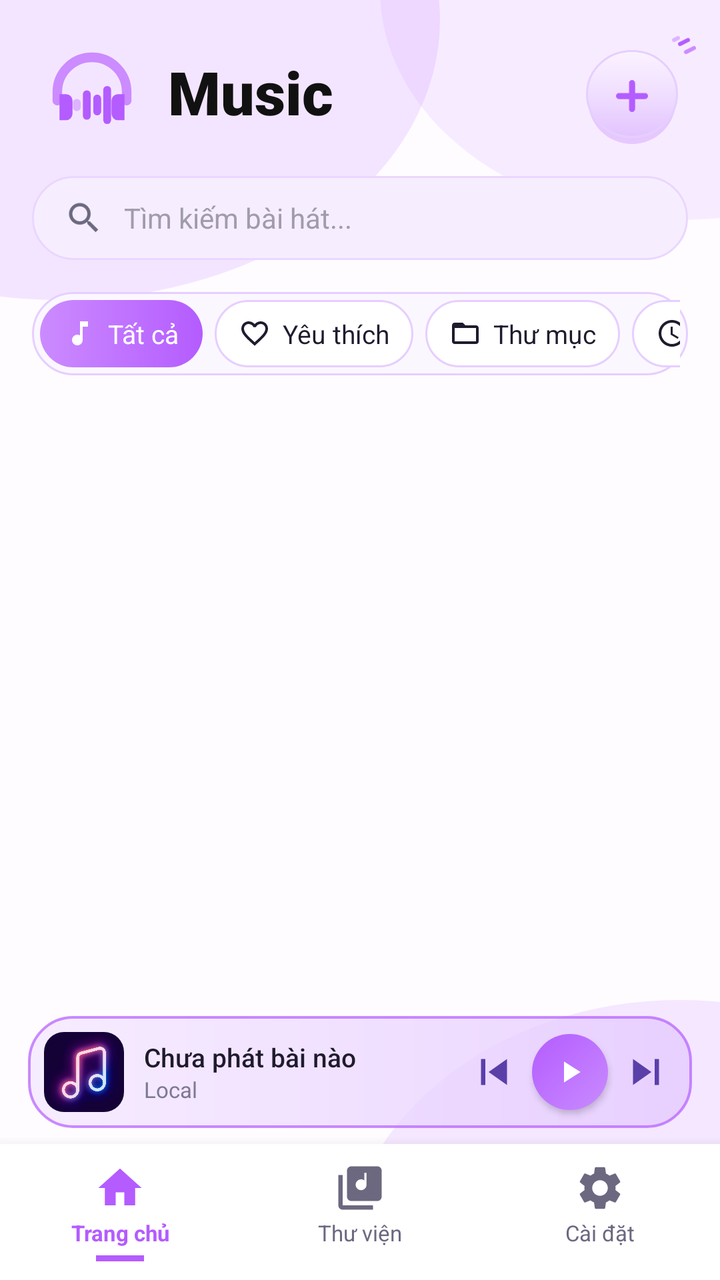
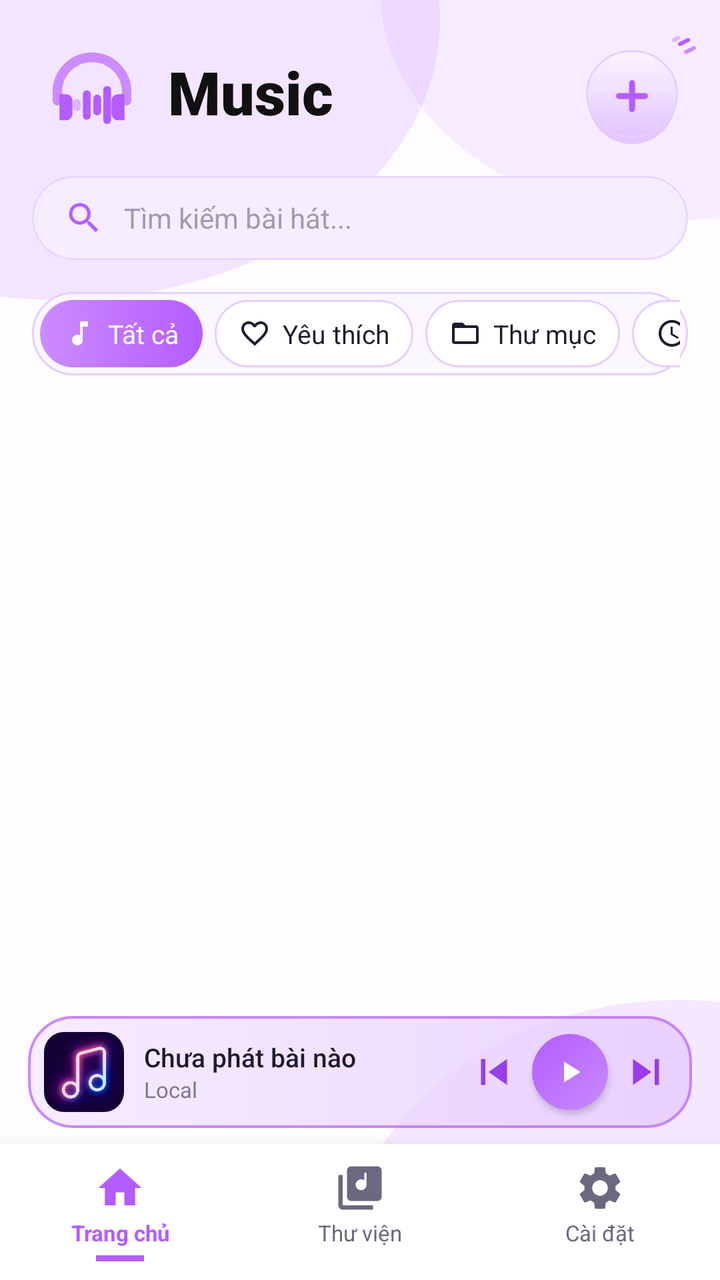

Two renders of the same Android screen: before a commit and after it. Below are the layout's source before the change and the commit's diff.
<!-- AndroidManifest.xml: application theme Theme.LocalMusic -->
<!-- res/layout/activity_main.xml -->
<?xml version="1.0" encoding="utf-8"?>
<androidx.constraintlayout.widget.ConstraintLayout xmlns:android="http://schemas.android.com/apk/res/android"
    xmlns:app="http://schemas.android.com/apk/res-auto"
    android:layout_width="match_parent"
    android:layout_height="match_parent"
    android:background="@drawable/bg_gradient_header">

    
    <LinearLayout
        android:id="@+id/headerLayout"
        android:layout_width="match_parent"
        android:layout_height="wrap_content"
        android:clipChildren="false"
        android:clipToPadding="false"
        android:gravity="center_vertical"
        android:orientation="horizontal"
        android:paddingHorizontal="20dp"
        android:paddingTop="20dp"
        android:paddingBottom="12dp"
        app:layout_constraintTop_toTopOf="parent">

        <ImageView
            android:layout_width="52dp"
            android:layout_height="52dp"
            android:src="@drawable/ic_logo_vector" />

        <TextView
            android:layout_width="0dp"
            android:layout_height="wrap_content"
            android:layout_marginStart="12dp"
            android:layout_weight="1"
            android:fontFamily="sans-serif-black"
            android:text="Music"
            android:textColor="#111111"
            android:textSize="30sp" />

        <androidx.constraintlayout.widget.ConstraintLayout
            android:layout_width="52dp"
            android:layout_height="52dp"
            android:clipChildren="false"
            android:clipToPadding="false">

            <ImageButton
                android:id="@+id/btnAdd"
                android:layout_width="48dp"
                android:layout_height="48dp"
                android:background="@drawable/bg_btn_add"
                android:src="@drawable/ic_add_purple"
                app:tint="@null"
                app:layout_constraintBottom_toBottomOf="parent"
                app:layout_constraintEnd_toEndOf="parent" />

            <ImageView
                android:layout_width="24dp"
                android:layout_height="24dp"
                android:src="@drawable/ic_sparkles"
                android:translationX="8dp"
                android:translationY="-6dp"
                app:layout_constraintEnd_toEndOf="@id/btnAdd"
                app:layout_constraintTop_toTopOf="@id/btnAdd" />
        </androidx.constraintlayout.widget.ConstraintLayout>
    </LinearLayout>

    
    <LinearLayout
        android:id="@+id/searchBar"
        android:layout_width="match_parent"
        android:layout_height="42dp"
        android:layout_marginHorizontal="16dp"
        android:layout_marginTop="4dp"
        android:background="@drawable/bg_search"
        android:gravity="center_vertical"
        android:orientation="horizontal"
        android:paddingHorizontal="16dp"
        app:layout_constraintTop_toBottomOf="@id/headerLayout">

        <ImageView
            android:layout_width="20dp"
            android:layout_height="20dp"
            android:src="@drawable/ic_search"
            app:tint="#6B6880" />

        <EditText
            android:id="@+id/etSearch"
            android:layout_width="match_parent"
            android:layout_height="match_parent"
            android:layout_marginStart="10dp"
            android:background="@null"
            android:hint="Tìm kiếm bài hát..."
            android:imeOptions="actionSearch"
            android:inputType="text"
            android:maxLines="1"
            android:textColor="@color/text_black"
            android:textColorHint="#A09CAB"
            android:textSize="14sp" />
    </LinearLayout>

    
    <HorizontalScrollView
        android:id="@+id/categoriesLayout"
        android:layout_width="match_parent"
        android:layout_height="wrap_content"
        android:layout_marginHorizontal="16dp"
        android:layout_marginTop="16dp"
        android:background="@drawable/bg_category_bar"
        android:fillViewport="true"
        android:padding="4dp"
        android:scrollbars="none"
        app:layout_constraintTop_toBottomOf="@id/searchBar">

        <LinearLayout
            android:layout_width="match_parent"
            android:layout_height="wrap_content"
            android:gravity="center_vertical"
            android:orientation="horizontal">

            <TextView
                android:id="@+id/chipAll"
                android:layout_width="wrap_content"
                android:layout_height="wrap_content"
                android:background="@drawable/bg_category_active"
                android:drawableStart="@drawable/ic_chip_music"
                android:drawablePadding="6dp"
                android:gravity="center_vertical"
                android:paddingHorizontal="12dp"
                android:paddingVertical="8dp"
                android:text="Tất cả"
                android:textColor="@color/white"
                android:textSize="13sp"
                app:drawableTint="@color/white" />

            <TextView
                android:id="@+id/chipFav"
                android:layout_width="wrap_content"
                android:layout_height="wrap_content"
                android:layout_marginStart="6dp"
                android:background="@drawable/bg_category_inactive"
                android:drawableStart="@drawable/ic_chip_heart"
                android:drawablePadding="6dp"
                android:gravity="center_vertical"
                android:paddingHorizontal="12dp"
                android:paddingVertical="8dp"
                android:text="Yêu thích"
                android:textColor="@color/text_black"
                android:textSize="13sp"
                app:drawableTint="@color/text_black" />

            <TextView
                android:id="@+id/chipFolder"
                android:layout_width="wrap_content"
                android:layout_height="wrap_content"
                android:layout_marginStart="6dp"
                android:background="@drawable/bg_category_inactive"
                android:drawableStart="@drawable/ic_chip_folder"
                android:drawablePadding="6dp"
                android:gravity="center_vertical"
                android:paddingHorizontal="12dp"
                android:paddingVertical="8dp"
                android:text="Thư mục"
                android:textColor="@color/text_black"
                android:textSize="13sp"
                app:drawableTint="@color/text_black" />

            <TextView
                android:id="@+id/chipRecent"
                android:layout_width="wrap_content"
                android:layout_height="wrap_content"
                android:layout_marginStart="6dp"
                android:background="@drawable/bg_category_inactive"
                android:drawableStart="@drawable/ic_chip_clock"
                android:drawablePadding="6dp"
                android:gravity="center_vertical"
                android:paddingHorizontal="12dp"
                android:paddingVertical="8dp"
                android:text="Gần đây"
                android:textColor="@color/text_black"
                android:textSize="13sp"
                app:drawableTint="@color/text_black" />
        </LinearLayout>
    </HorizontalScrollView>

    
    <androidx.recyclerview.widget.RecyclerView
        android:id="@+id/recyclerView"
        android:layout_width="match_parent"
        android:layout_height="0dp"
        android:layout_marginTop="8dp"
        android:clipToPadding="false"
        android:paddingBottom="8dp"
        app:layout_constraintBottom_toTopOf="@+id/miniPlayer"
        app:layout_constraintTop_toBottomOf="@id/categoriesLayout" />

    
    <LinearLayout
        android:id="@+id/miniPlayer"
        android:layout_width="match_parent"
        android:layout_height="56dp"
        android:layout_marginHorizontal="14dp"
        android:layout_marginBottom="8dp"
        android:background="@drawable/bg_mini_player"
        android:gravity="center_vertical"
        android:orientation="horizontal"
        android:paddingStart="8dp"
        android:paddingEnd="10dp"
        app:layout_constraintBottom_toTopOf="@+id/bottomNav">

        <androidx.cardview.widget.CardView
            android:layout_width="40dp"
            android:layout_height="40dp"
            app:cardBackgroundColor="@color/bg_light"
            app:cardCornerRadius="10dp"
            app:cardElevation="0dp">

            <ImageView
                android:id="@+id/ivMiniCover"
                android:layout_width="match_parent"
                android:layout_height="match_parent"
                android:scaleType="centerCrop"
                android:src="@drawable/bg_cover_default" />
        </androidx.cardview.widget.CardView>

        <LinearLayout
            android:layout_width="0dp"
            android:layout_height="wrap_content"
            android:layout_marginStart="10dp"
            android:layout_weight="1"
            android:orientation="vertical">

            <TextView
                android:id="@+id/tvNowPlaying"
                android:layout_width="match_parent"
                android:layout_height="wrap_content"
                android:ellipsize="end"
                android:fontFamily="sans-serif-medium"
                android:maxLines="1"
                android:text="Chưa phát bài nào"
                android:textColor="@color/text_black"
                android:textSize="13sp" />

            <TextView
                android:id="@+id/tvMiniArtist"
                android:layout_width="match_parent"
                android:layout_height="wrap_content"
                android:ellipsize="end"
                android:fontFamily="sans-serif"
                android:maxLines="1"
                android:text="Local"
                android:textColor="#7C7894"
                android:textSize="11sp" />
        </LinearLayout>

        <ImageView
            android:id="@+id/btnPrev"
            android:layout_width="26dp"
            android:layout_height="26dp"
            android:background="?attr/selectableItemBackgroundBorderless"
            android:src="@drawable/ic_prev"
            app:tint="#5B3FA8" />

        <ImageView
            android:id="@+id/btnPlayPause"
            android:layout_width="38dp"
            android:layout_height="38dp"
            android:layout_marginHorizontal="6dp"
            android:background="@drawable/bg_button_purple"
            android:elevation="2dp"
            android:padding="10dp"
            android:src="@drawable/ic_play"
            app:tint="@color/white" />

        <ImageView
            android:id="@+id/btnNext"
            android:layout_width="26dp"
            android:layout_height="26dp"
            android:background="?attr/selectableItemBackgroundBorderless"
            android:src="@drawable/ic_next"
            app:tint="#5B3FA8" />
    </LinearLayout>

    
    <LinearLayout
        android:id="@+id/bottomNav"
        android:layout_width="match_parent"
        android:layout_height="68dp"
        android:background="@color/white"
        android:elevation="10dp"
        android:gravity="center"
        android:orientation="horizontal"
        app:layout_constraintBottom_toBottomOf="parent">

        <LinearLayout
            android:layout_width="0dp"
            android:layout_height="wrap_content"
            android:layout_weight="1"
            android:gravity="center_horizontal"
            android:orientation="vertical">

            <TextView
                android:layout_width="wrap_content"
                android:layout_height="wrap_content"
                android:drawableTop="@drawable/ic_nav_home"
                android:drawablePadding="2dp"
                android:gravity="center"
                android:text="Trang chủ"
                android:textColor="@color/purple_primary"
                android:textSize="11sp"
                android:textStyle="bold"
                app:drawableTint="@color/purple_primary" />

            <View
                android:layout_width="24dp"
                android:layout_height="3dp"
                android:layout_marginTop="4dp"
                android:background="@color/purple_primary" />
        </LinearLayout>

        <LinearLayout
            android:layout_width="0dp"
            android:layout_height="wrap_content"
            android:layout_weight="1"
            android:gravity="center_horizontal"
            android:orientation="vertical">

            <TextView
                android:layout_width="wrap_content"
                android:layout_height="wrap_content"
                android:drawableTop="@drawable/ic_nav_library"
                android:drawablePadding="2dp"
                android:gravity="center"
                android:text="Thư viện"
                android:textColor="#6B6880"
                android:textSize="11sp"
                app:drawableTint="#6B6880" />

            <View
                android:layout_width="24dp"
                android:layout_height="3dp"
                android:layout_marginTop="4dp"
                android:visibility="invisible" />
        </LinearLayout>

        <LinearLayout
            android:layout_width="0dp"
            android:layout_height="wrap_content"
            android:layout_weight="1"
            android:gravity="center_horizontal"
            android:orientation="vertical">

            <TextView
                android:layout_width="wrap_content"
                android:layout_height="wrap_content"
                android:drawableTop="@drawable/ic_nav_settings"
                android:drawablePadding="2dp"
                android:gravity="center"
                android:text="Cài đặt"
                android:textColor="#6B6880"
                android:textSize="11sp"
                app:drawableTint="#6B6880" />

            <View
                android:layout_width="24dp"
                android:layout_height="3dp"
                android:layout_marginTop="4dp"
                android:visibility="invisible" />
        </LinearLayout>
    </LinearLayout>

</androidx.constraintlayout.widget.ConstraintLayout>
<!-- resources referenced by this layout -->
<resources>
  <color name="bg_light">#FDFAFF</color>
  <color name="purple_primary">#B45CFF</color>
  <color name="text_black">#1F1B2E</color>
  <color name="white">#FFFFFF</color>
  <!-- drawable bg_button_purple (drawable) -->
  <shape xmlns:android="http://schemas.android.com/apk/res/android"
      android:shape="oval">
      <gradient android:angle="135"
          android:startColor="#C98BFF"
          android:endColor="#B45CFF" />
  </shape>
  <!-- drawable bg_category_active (drawable) -->
  <shape xmlns:android="http://schemas.android.com/apk/res/android">
      <gradient android:angle="0" android:startColor="#CC8BFF" android:endColor="#B45CFF" />
      <corners android:radius="20dp" />
  </shape>
  <!-- drawable bg_category_bar (drawable) -->
  <shape xmlns:android="http://schemas.android.com/apk/res/android">
      <solid android:color="#FBF7FF" />
      <corners android:radius="26dp" />
      <stroke android:width="1dp" android:color="#E6CFFF" />
  </shape>
  <!-- drawable bg_category_inactive (drawable) -->
  <shape xmlns:android="http://schemas.android.com/apk/res/android">
      <solid android:color="#FFFFFF" />
      <corners android:radius="20dp" />
      <stroke android:width="1dp" android:color="#E6CFFF" />
  </shape>
  <!-- drawable bg_mini_player (drawable) -->
  <?xml version="1.0" encoding="utf-8"?>
  <shape xmlns:android="http://schemas.android.com/apk/res/android">
      
      <gradient
          android:angle="0"
          android:startColor="#B8F3E6FF"
          android:endColor="#B8E3C6FF" />
      <corners android:radius="22dp" />
      <stroke android:width="1.2dp" android:color="#B4B45CFF" />
  </shape>
  <!-- drawable bg_search (drawable) -->
  <shape xmlns:android="http://schemas.android.com/apk/res/android">
      <solid android:color="#F6EEFF" />
      <corners android:radius="30dp" />
      <stroke android:width="1dp" android:color="#EBD6FF" />
  </shape>
  <!-- drawable ic_chip_music (drawable) -->
  <vector xmlns:android="http://schemas.android.com/apk/res/android"
      android:width="16dp" android:height="16dp"
      android:viewportWidth="24" android:viewportHeight="24">
      <path android:fillColor="#FF000000" android:pathData="M12,3v10.55c-0.59,-0.34 -1.27,-0.55 -2,-0.55 -2.21,0 -4,1.79 -4,4s1.79,4 4,4 4,-1.79 4,-4V7h4V3h-6z" />
  </vector>
  <!-- drawable ic_nav_home (drawable) -->
  <vector xmlns:android="http://schemas.android.com/apk/res/android"
      android:width="26dp" android:height="26dp"
      android:viewportWidth="24" android:viewportHeight="24">
      <path android:fillColor="#FF000000" android:pathData="M10,20v-6h4v6h5v-8h3L12,3 2,12h3v8z" />
  </vector>
  <!-- drawable ic_next (drawable) -->
  <vector xmlns:android="http://schemas.android.com/apk/res/android"
      android:width="24dp" android:height="24dp"
      android:viewportWidth="24" android:viewportHeight="24">
    <path android:fillColor="@android:color/black" android:pathData="M6,18l8.5,-6L6,6v12zM16,6v12h2V6h-2z"/>
  </vector>
  <!-- drawable ic_play (drawable) -->
  <vector xmlns:android="http://schemas.android.com/apk/res/android"
      android:width="24dp" android:height="24dp"
      android:viewportWidth="24" android:viewportHeight="24">
    <path android:fillColor="@android:color/white" android:pathData="M8,5v14l11,-7z"/>
  </vector>
  <!-- drawable ic_prev (drawable) -->
  <vector xmlns:android="http://schemas.android.com/apk/res/android"
      android:width="24dp" android:height="24dp"
      android:viewportWidth="24" android:viewportHeight="24">
    <path android:fillColor="@android:color/black" android:pathData="M6,6h2v12H6zM9.5,12l8.5,6V6z"/>
  </vector>
  <style name="Theme.LocalMusic" parent="Theme.Material3.Light.NoActionBar">
          <item name="android:statusBarColor">@color/white</item>
          <item name="android:windowLightStatusBar">true</item> 
          <item name="android:windowSplashScreenBackground">#000000</item>
          <item name="android:windowSplashScreenAnimatedIcon">@drawable/logo</item>
      </style>
  <!-- unchanged entries left out for length: 13 -->
</resources>

<!-- the commit's change to res/layout/activity_main.xml (unified diff, before → after) -->
@@ -78,7 +78,7 @@
             android:layout_width="20dp"
             android:layout_height="20dp"
             android:src="@drawable/ic_search"
-            app:tint="#6B6880" />
+            app:tint="#B45CFF" />
 
         <EditText
             android:id="@+id/etSearch"
@@ -255,7 +255,7 @@
             android:layout_height="26dp"
             android:background="?attr/selectableItemBackgroundBorderless"
             android:src="@drawable/ic_prev"
-            app:tint="#5B3FA8" />
+            app:tint="#9A3CE8" />
 
         <ImageView
             android:id="@+id/btnPlayPause"
@@ -274,7 +274,7 @@
             android:layout_height="26dp"
             android:background="?attr/selectableItemBackgroundBorderless"
             android:src="@drawable/ic_next"
-            app:tint="#5B3FA8" />
+            app:tint="#9A3CE8" />
     </LinearLayout>
 
     
